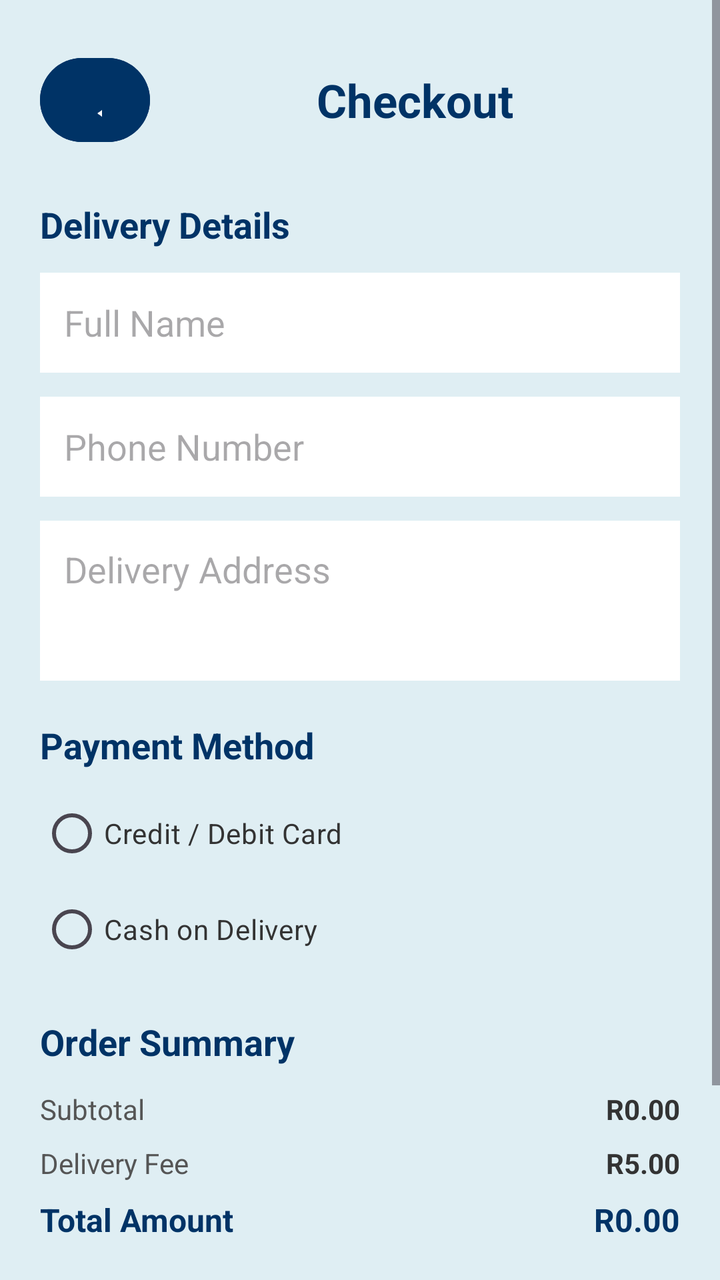
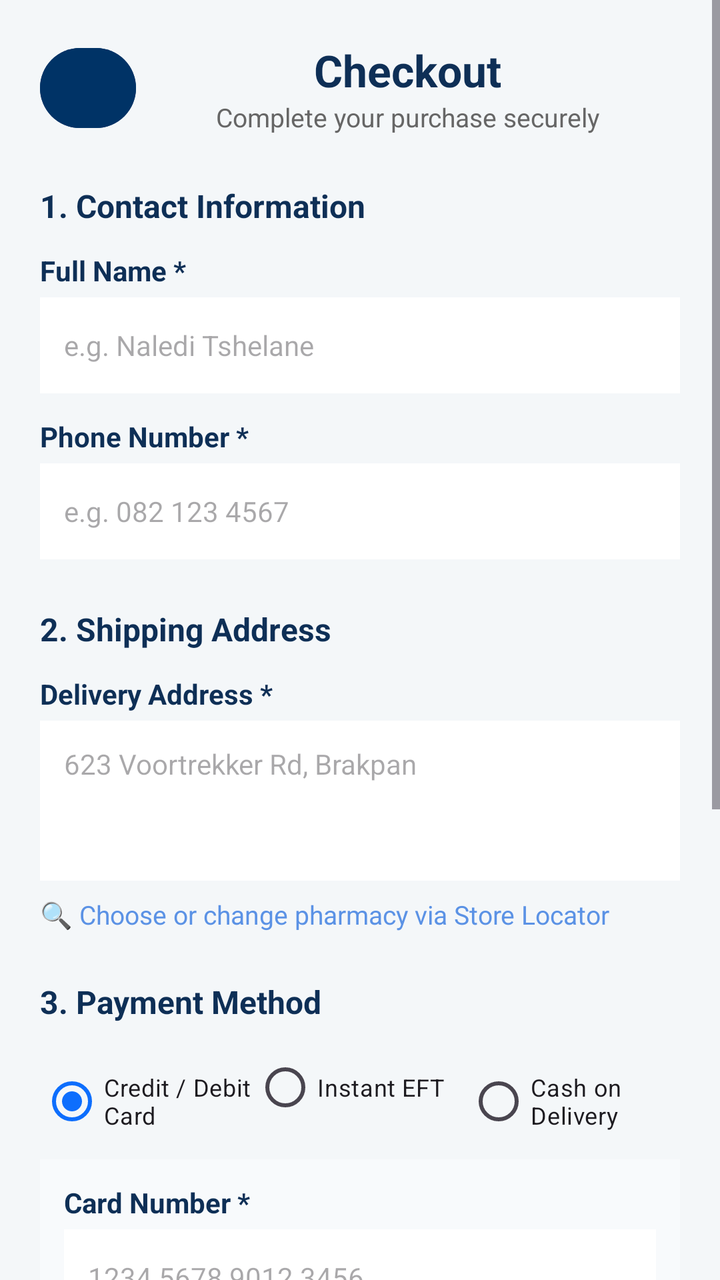

Screens rendered from an Android XML layout before and after an edit, with the pre-edit source and the edit as a unified diff.
<!-- AndroidManifest.xml: application theme Theme.Pillpoint -->
<!-- res/layout/activity_checkout.xml -->
<?xml version="1.0" encoding="utf-8"?>
<ScrollView xmlns:android="http://schemas.android.com/apk/res/android"
    xmlns:tools="http://schemas.android.com/tools"
    android:layout_width="match_parent"
    android:layout_height="match_parent"
    android:background="#DFEEF3"
    tools:context=".Checkout">

    <LinearLayout
        android:layout_width="match_parent"
        android:layout_height="wrap_content"
        android:orientation="vertical"
        android:padding="20dp">

        
        <LinearLayout
            android:layout_width="match_parent"
            android:layout_height="60dp"
            android:gravity="center_vertical"
            android:orientation="horizontal">

            <Button
                android:id="@+id/btnBack"
                android:layout_width="55dp"
                android:layout_height="50dp"
                android:backgroundTint="@color/dark_blue"
                android:text="←"
                android:textColor="@android:color/white"
                android:textSize="24sp" />

            <TextView
                android:layout_width="0dp"
                android:layout_height="wrap_content"
                android:layout_weight="1"
                android:gravity="center"
                android:text="Checkout"
                android:textColor="@color/dark_blue"
                android:textSize="23sp"
                android:textStyle="bold" />

        </LinearLayout>

        
        <TextView
            android:layout_width="match_parent"
            android:layout_height="wrap_content"
            android:layout_marginTop="20dp"
            android:text="Delivery Details"
            android:textColor="@color/dark_blue"
            android:textSize="18sp"
            android:textStyle="bold" />

        <EditText
            android:id="@+id/etFullName"
            android:layout_width="match_parent"
            android:layout_height="50dp"
            android:layout_marginTop="12dp"
            android:background="#FFFFFF"
            android:hint="Full Name"
            android:inputType="textPersonName"
            android:padding="12dp" />

        <EditText
            android:id="@+id/etPhone"
            android:layout_width="match_parent"
            android:layout_height="50dp"
            android:layout_marginTop="12dp"
            android:background="#FFFFFF"
            android:hint="Phone Number"
            android:inputType="phone"
            android:padding="12dp" />

        <EditText
            android:id="@+id/etDeliveryAddress"
            android:layout_width="match_parent"
            android:layout_height="80dp"
            android:layout_marginTop="12dp"
            android:background="#FFFFFF"
            android:gravity="top|start"
            android:hint="Delivery Address"
            android:inputType="textMultiLine"
            android:padding="12dp" />

        
        <TextView
            android:layout_width="match_parent"
            android:layout_height="wrap_content"
            android:layout_marginTop="20dp"
            android:text="Payment Method"
            android:textColor="@color/dark_blue"
            android:textSize="18sp"
            android:textStyle="bold" />

        <RadioGroup
            android:id="@+id/rgPaymentMethod"
            android:layout_width="match_parent"
            android:layout_height="wrap_content"
            android:layout_marginTop="8dp">

            <RadioButton
                android:id="@+id/rbCard"
                android:layout_width="match_parent"
                android:layout_height="wrap_content"
                android:text="Credit / Debit Card"
                android:textColor="#333333" />

            <RadioButton
                android:id="@+id/rbCod"
                android:layout_width="match_parent"
                android:layout_height="wrap_content"
                android:text="Cash on Delivery"
                android:textColor="#333333" />
        </RadioGroup>

        
        <TextView
            android:layout_width="match_parent"
            android:layout_height="wrap_content"
            android:layout_marginTop="20dp"
            android:text="Order Summary"
            android:textColor="@color/dark_blue"
            android:textSize="18sp"
            android:textStyle="bold" />

        <LinearLayout
            android:layout_width="match_parent"
            android:layout_height="wrap_content"
            android:layout_marginTop="12dp"
            android:orientation="horizontal">

            <TextView
                android:layout_width="0dp"
                android:layout_height="wrap_content"
                android:layout_weight="1"
                android:text="Subtotal"
                android:textColor="#555555" />

            <TextView
                android:id="@+id/tvSubtotal"
                android:layout_width="wrap_content"
                android:layout_height="wrap_content"
                android:text="R0.00"
                android:textColor="#333333"
                android:textStyle="bold" />
        </LinearLayout>

        <LinearLayout
            android:layout_width="match_parent"
            android:layout_height="wrap_content"
            android:layout_marginTop="8dp"
            android:orientation="horizontal">

            <TextView
                android:layout_width="0dp"
                android:layout_height="wrap_content"
                android:layout_weight="1"
                android:text="Delivery Fee"
                android:textColor="#555555" />

            <TextView
                android:id="@+id/tvDeliveryFee"
                android:layout_width="wrap_content"
                android:layout_height="wrap_content"
                android:text="R5.00"
                android:textColor="#333333"
                android:textStyle="bold" />
        </LinearLayout>

        <LinearLayout
            android:layout_width="match_parent"
            android:layout_height="wrap_content"
            android:layout_marginTop="8dp"
            android:orientation="horizontal">

            <TextView
                android:layout_width="0dp"
                android:layout_height="wrap_content"
                android:layout_weight="1"
                android:text="Total Amount"
                android:textColor="@color/dark_blue"
                android:textSize="16sp"
                android:textStyle="bold" />

            <TextView
                android:id="@+id/tvTotalAmount"
                android:layout_width="wrap_content"
                android:layout_height="wrap_content"
                android:text="R0.00"
                android:textColor="@color/dark_blue"
                android:textSize="16sp"
                android:textStyle="bold" />
        </LinearLayout>

        
        <Button
            android:id="@+id/btnPlaceOrder"
            android:layout_width="match_parent"
            android:layout_height="60dp"
            android:layout_marginTop="24dp"
            android:layout_marginBottom="30dp"
            android:backgroundTint="@color/dark_blue"
            android:text="Place Order"
            android:textAllCaps="false"
            android:textColor="@android:color/white"
            android:textSize="17sp"
            android:textStyle="bold" />

    </LinearLayout>

</ScrollView>
<!-- resources referenced by this layout -->
<resources>
  <color name="dark_blue">#003366</color>
  <style name="Theme.Pillpoint" parent="Base.Theme.Pillpoint" />
  <style name="Base.Theme.Pillpoint" parent="Theme.Material3.Light.NoActionBar">
          
  
          
  
          <item name="colorPrimary">@color/blue</item>
          <item name="colorOnPrimary">@color/white</item>
  
          <item name="colorSecondary">@color/red</item>
          <item name="colorOnSecondary">@color/white</item>
  
          <item name="android:statusBarColor">@color/dark_blue</item>
          <item name="android:navigationBarColor">@color/blue</item>
      </style>
  <color name="blue">#0D6EFD</color>
  <color name="white">#FFFFFFFF</color>
  <color name="red">#FF0000</color>
</resources>

<!-- the commit's change to res/layout/activity_checkout.xml (unified diff, before → after) -->
@@ -3,7 +3,7 @@
     xmlns:tools="http://schemas.android.com/tools"
     android:layout_width="match_parent"
     android:layout_height="match_parent"
-    android:background="#DFEEF3"
+    android:background="#F4F7F9"
     tools:context=".Checkout">
 
     <LinearLayout
@@ -15,28 +15,41 @@
         
         <LinearLayout
             android:layout_width="match_parent"
-            android:layout_height="60dp"
+            android:layout_height="wrap_content"
             android:gravity="center_vertical"
             android:orientation="horizontal">
 
             <Button
                 android:id="@+id/btnBack"
-                android:layout_width="55dp"
-                android:layout_height="50dp"
+                android:layout_width="48dp"
+                android:layout_height="48dp"
                 android:backgroundTint="@color/dark_blue"
                 android:text="←"
                 android:textColor="@android:color/white"
-                android:textSize="24sp" />
-
-            <TextView
+                android:textSize="20sp" />
+
+            <LinearLayout
                 android:layout_width="0dp"
                 android:layout_height="wrap_content"
                 android:layout_weight="1"
                 android:gravity="center"
-                android:text="Checkout"
-                android:textColor="@color/dark_blue"
-                android:textSize="23sp"
-                android:textStyle="bold" />
+                android:orientation="vertical">
+
+                <TextView
+                    android:layout_width="wrap_content"
+                    android:layout_height="wrap_content"
+                    android:text="Checkout"
+                    android:textColor="#0E2F56"
+                    android:textSize="22sp"
+                    android:textStyle="bold" />
+
+                <TextView
+                    android:layout_width="wrap_content"
+                    android:layout_height="wrap_content"
+                    android:text="Complete your purchase securely"
+                    android:textColor="#666666"
+                    android:textSize="13sp" />
+            </LinearLayout>
 
         </LinearLayout>
 
@@ -44,165 +57,297 @@
         <TextView
             android:layout_width="match_parent"
             android:layout_height="wrap_content"
-            android:layout_marginTop="20dp"
-            android:text="Delivery Details"
-            android:textColor="@color/dark_blue"
-            android:textSize="18sp"
+            android:layout_marginTop="24dp"
+            android:text="1. Contact Information"
+            android:textColor="#0E2F56"
+            android:textSize="16sp"
+            android:textStyle="bold" />
+
+        <TextView
+            android:layout_width="match_parent"
+            android:layout_height="wrap_content"
+            android:layout_marginTop="12dp"
+            android:text="Full Name *"
+            android:textColor="#0E2F56"
             android:textStyle="bold" />
 
         <EditText
             android:id="@+id/etFullName"
             android:layout_width="match_parent"
-            android:layout_height="50dp"
-            android:layout_marginTop="12dp"
-            android:background="#FFFFFF"
-            android:hint="Full Name"
+            android:layout_height="48dp"
+            android:layout_marginTop="4dp"
+            android:background="@android:color/white"
+            android:hint="e.g. Naledi Tshelane"
             android:inputType="textPersonName"
-            android:padding="12dp" />
+            android:padding="12dp"
+            android:textSize="14sp" />
+
+        <TextView
+            android:layout_width="match_parent"
+            android:layout_height="wrap_content"
+            android:layout_marginTop="12dp"
+            android:text="Phone Number *"
+            android:textColor="#0E2F56"
+            android:textStyle="bold" />
 
         <EditText
             android:id="@+id/etPhone"
             android:layout_width="match_parent"
-            android:layout_height="50dp"
-            android:layout_marginTop="12dp"
-            android:background="#FFFFFF"
-            android:hint="Phone Number"
+            android:layout_height="48dp"
+            android:layout_marginTop="4dp"
+            android:background="@android:color/white"
+            android:hint="e.g. 082 123 4567"
             android:inputType="phone"
-            android:padding="12dp" />
+            android:padding="12dp"
+            android:textSize="14sp" />
+
+        
+        <TextView
+            android:layout_width="match_parent"
+            android:layout_height="wrap_content"
+            android:layout_marginTop="24dp"
+            android:text="2. Shipping Address"
+            android:textColor="#0E2F56"
+            android:textSize="16sp"
+            android:textStyle="bold" />
+
+        <TextView
+            android:layout_width="match_parent"
+            android:layout_height="wrap_content"
+            android:layout_marginTop="12dp"
+            android:text="Delivery Address *"
+            android:textColor="#0E2F56"
+            android:textStyle="bold" />
 
         <EditText
             android:id="@+id/etDeliveryAddress"
             android:layout_width="match_parent"
             android:layout_height="80dp"
-            android:layout_marginTop="12dp"
-            android:background="#FFFFFF"
+            android:layout_marginTop="4dp"
+            android:background="@android:color/white"
             android:gravity="top|start"
-            android:hint="Delivery Address"
+            android:hint="623 Voortrekker Rd, Brakpan"
             android:inputType="textMultiLine"
-            android:padding="12dp" />
-
-        
-        <TextView
-            android:layout_width="match_parent"
-            android:layout_height="wrap_content"
-            android:layout_marginTop="20dp"
-            android:text="Payment Method"
-            android:textColor="@color/dark_blue"
-            android:textSize="18sp"
+            android:padding="12dp"
+            android:textSize="14sp" />
+
+        <TextView
+            android:id="@+id/tvStoreLocator"
+            android:layout_width="match_parent"
+            android:layout_height="wrap_content"
+            android:layout_marginTop="8dp"
+            android:text="🔍 Choose or change pharmacy via Store Locator"
+            android:textColor="#5B92E5"
+            android:textSize="13sp" />
+
+        
+        <TextView
+            android:layout_width="match_parent"
+            android:layout_height="wrap_content"
+            android:layout_marginTop="24dp"
+            android:text="3. Payment Method"
+            android:textColor="#0E2F56"
+            android:textSize="16sp"
             android:textStyle="bold" />
 
         <RadioGroup
             android:id="@+id/rgPaymentMethod"
             android:layout_width="match_parent"
             android:layout_height="wrap_content"
-            android:layout_marginTop="8dp">
+            android:layout_marginTop="8dp"
+            android:orientation="horizontal">
 
             <RadioButton
                 android:id="@+id/rbCard"
-                android:layout_width="match_parent"
-                android:layout_height="wrap_content"
+                android:layout_width="0dp"
+                android:layout_height="wrap_content"
+                android:layout_weight="1"
+                android:checked="true"
                 android:text="Credit / Debit Card"
-                android:textColor="#333333" />
+                android:textSize="12sp" />
+
+            <RadioButton
+                android:id="@+id/rbEft"
+                android:layout_width="0dp"
+                android:layout_height="wrap_content"
+                android:layout_weight="1"
+                android:text="Instant EFT"
+                android:textSize="12sp" />
 
             <RadioButton
                 android:id="@+id/rbCod"
-                android:layout_width="match_parent"
-                android:layout_height="wrap_content"
+                android:layout_width="0dp"
+                android:layout_height="wrap_content"
+                android:layout_weight="1"
                 android:text="Cash on Delivery"
-                android:textColor="#333333" />
+                android:textSize="12sp" />
         </RadioGroup>
 
         
-        <TextView
-            android:layout_width="match_parent"
-            android:layout_height="wrap_content"
-            android:layout_marginTop="20dp"
-            android:text="Order Summary"
-            android:textColor="@color/dark_blue"
-            android:textSize="18sp"
-            android:textStyle="bold" />
-
         <LinearLayout
-            android:layout_width="match_parent"
-            android:layout_height="wrap_content"
-            android:layout_marginTop="12dp"
-            android:orientation="horizontal">
+            android:id="@+id/layoutCardDetails"
+            android:layout_width="match_parent"
+            android:layout_height="wrap_content"
+            android:layout_marginTop="12dp"
+            android:background="#F8FAFC"
+            android:orientation="vertical"
+            android:padding="12dp">
 
             <TextView
-                android:layout_width="0dp"
-                android:layout_height="wrap_content"
-                android:layout_weight="1"
-                android:text="Subtotal"
-                android:textColor="#555555" />
-
-            <TextView
-                android:id="@+id/tvSubtotal"
-                android:layout_width="wrap_content"
-                android:layout_height="wrap_content"
-                android:text="R0.00"
-                android:textColor="#333333"
+                android:layout_width="match_parent"
+                android:layout_height="wrap_content"
+                android:text="Card Number *"
+                android:textColor="#0E2F56"
                 android:textStyle="bold" />
+
+            <EditText
+                android:id="@+id/etCardNumber"
+                android:layout_width="match_parent"
+                android:layout_height="48dp"
+                android:layout_marginTop="4dp"
+                android:background="@android:color/white"
+                android:hint="1234 5678 9012 3456"
+                android:inputType="number"
+                android:padding="12dp"
+                android:textSize="14sp" />
+
+            <LinearLayout
+                android:layout_width="match_parent"
+                android:layout_height="wrap_content"
+                android:layout_marginTop="12dp"
+                android:orientation="horizontal">
+
+                <LinearLayout
+                    android:layout_width="0dp"
+                    android:layout_height="wrap_content"
+                    android:layout_marginEnd="6dp"
+                    android:layout_weight="1"
+                    android:orientation="vertical">
+
+                    <TextView
+                        android:layout_width="match_parent"
+                        android:layout_height="wrap_content"
+                        android:text="Expiry Date *"
+                        android:textColor="#0E2F56"
+                        android:textStyle="bold" />
+
+                    <EditText
+                        android:id="@+id/etExpiry"
+                        android:layout_width="match_parent"
+                        android:layout_height="48dp"
+                        android:layout_marginTop="4dp"
+                        android:background="@android:color/white"
+                        android:hint="MM/YY"
+                        android:inputType="date"
+                        android:padding="12dp"
+                        android:textSize="14sp" />
+                </LinearLayout>
+
+                <LinearLayout
+                    android:layout_width="0dp"
+                    android:layout_height="wrap_content"
+                    android:layout_marginStart="6dp"
+                    android:layout_weight="1"
+                    android:orientation="vertical">
+
+                    <TextView
+                        android:layout_width="match_parent"
+                        android:layout_height="wrap_content"
+                        android:text="CVV *"
+                        android:textColor="#0E2F56"
+                        android:textStyle="bold" />
+
+                    <EditText
+                        android:id="@+id/etCvv"
+                        android:layout_width="match_parent"
+                        android:layout_height="48dp"
+                        android:layout_marginTop="4dp"
+                        android:background="@android:color/white"
+                        android:hint="123"
+                        android:inputType="numberPassword"
+                        android:maxLength="4"
+                        android:padding="12dp"
+                        android:textSize="14sp" />
+                </LinearLayout>
+            </LinearLayout>
         </LinearLayout>
 
+        
+        <TextView
+            android:layout_width="match_parent"
+            android:layout_height="wrap_content"
+            android:layout_marginTop="24dp"
+            android:text="4. Order Summary"
+            android:textColor="#0E2F56"
+            android:textSize="16sp"
+            android:textStyle="bold" />
+
         <LinearLayout
             android:layout_width="match_parent"
             android:layout_height="wrap_content"
-            android:layout_marginTop="8dp"
-            android:orientation="horizontal">
-
-            <TextView
-                android:layout_width="0dp"
-                android:layout_height="wrap_content"
-                android:layout_weight="1"
-                android:text="Delivery Fee"
-                android:textColor="#555555" />
-
-            <TextView
-                android:id="@+id/tvDeliveryFee"
-                android:layout_width="wrap_content"
-                android:layout_height="wrap_content"
-                android:text="R5.00"
-                android:textColor="#333333"
-                android:textStyle="bold" />
-        </LinearLayout>
-
-        <LinearLayout
-            android:layout_width="match_parent"
-            android:layout_height="wrap_content"
-            android:layout_marginTop="8dp"
-            android:orientation="horizontal">
-
-            <TextView
-                android:layout_width="0dp"
-                android:layout_height="wrap_content"
-                android:layout_weight="1"
-                android:text="Total Amount"
-                android:textColor="@color/dark_blue"
-                android:textSize="16sp"
-                android:textStyle="bold" />
-
-            <TextView
-                android:id="@+id/tvTotalAmount"
-                android:layout_width="wrap_content"
-                android:layout_height="wrap_content"
-                android:text="R0.00"
-                android:textColor="@color/dark_blue"
-                android:textSize="16sp"
-                android:textStyle="bold" />
+            android:layout_marginTop="12dp"
+            android:background="#F8FAFC"
+            android:orientation="vertical"
+            android:padding="12dp">
+
+            <LinearLayout
+                android:layout_width="match_parent"
+                android:layout_height="wrap_content"
+                android:orientation="horizontal">
+
+                <TextView
+                    android:layout_width="0dp"
+                    android:layout_height="wrap_content"
+                    android:layout_weight="1"
+                    android:text="Shipping Fee"
+                    android:textColor="#555555" />
+
+                <TextView
+                    android:id="@+id/tvDeliveryFee"
+                    android:layout_width="wrap_content"
+                    android:layout_height="wrap_content"
+                    android:text="R35.00"
+                    android:textColor="#333333" />
+            </LinearLayout>
+
+            <LinearLayout
+                android:layout_width="match_parent"
+                android:layout_height="wrap_content"
+                android:layout_marginTop="8dp"
+                android:orientation="horizontal">
+
+                <TextView
+                    android:layout_width="0dp"
+                    android:layout_height="wrap_content"
+                    android:layout_weight="1"
+                    android:text="Grand Total"
+                    android:textColor="#0E2F56"
+                    android:textSize="16sp"
+                    android:textStyle="bold" />
+
+                <TextView
+                    android:id="@+id/tvTotalAmount"
+                    android:layout_width="wrap_content"
+                    android:layout_height="wrap_content"
+                    android:text="R0.00"
+                    android:textColor="#0E2F56"
+                    android:textSize="16sp"
+                    android:textStyle="bold" />
+            </LinearLayout>
         </LinearLayout>
 
         
         <Button
             android:id="@+id/btnPlaceOrder"
             android:layout_width="match_parent"
-            android:layout_height="60dp"
-            android:layout_marginTop="24dp"
-            android:layout_marginBottom="30dp"
-            android:backgroundTint="@color/dark_blue"
-            android:text="Place Order"
+            android:layout_height="56dp"
+            android:layout_marginTop="24dp"
+            android:layout_marginBottom="24dp"
+            android:backgroundTint="#5B92E5"
+            android:text="Confirm &amp; Place Order (R0.00)"
             android:textAllCaps="false"
             android:textColor="@android:color/white"
-            android:textSize="17sp"
+            android:textSize="16sp"
             android:textStyle="bold" />
 
     </LinearLayout>
